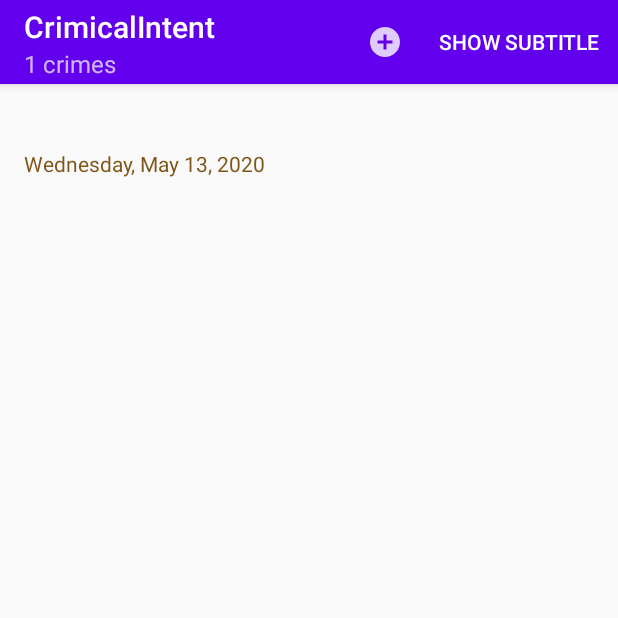
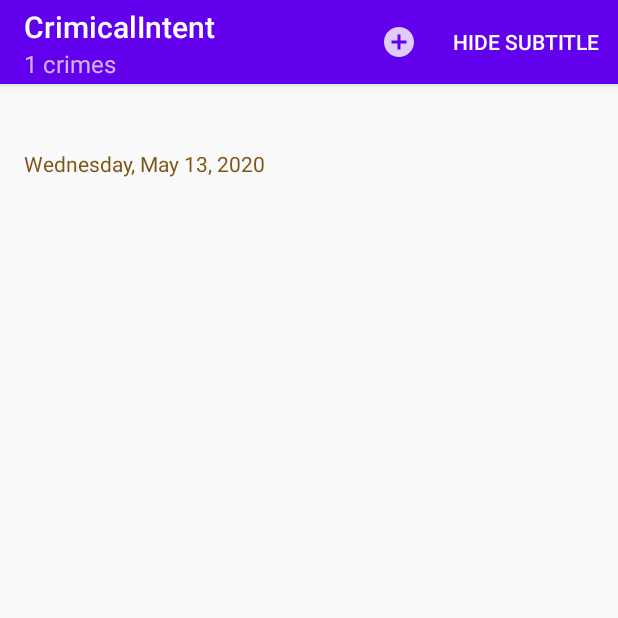
Before and after one commit to asadhameed/androidApplication, an Android app: the screen it shows after launch (CrimeListActivity), after a tap on "SHOW SUBTITLE", on a phone screen of 412 x 824 dp, the top half of it. Run offline under Robolectric (Android 15) with nearby library versions, the phone set to English and light mode, and no system bars; 1 other tap on this screen came first.

Commit message:
Toggling the action item title show and hide

```diff
--- a/app/src/main/java/com/androidbook/crimicalintent/CrimeListFragment.java
+++ b/app/src/main/java/com/androidbook/crimicalintent/CrimeListFragment.java
@@ -25,6 +25,7 @@ import java.util.List;
 public class CrimeListFragment extends Fragment {
     private RecyclerView mCrimeRecyclerView;
     private CrimeAdapter mAdapter;
+    private boolean mSubtitleVisible;
     private int itemPosition;
 
     @Override
@@ -125,6 +126,14 @@ public class CrimeListFragment extends Fragment {
     public  void onCreateOptionsMenu(Menu menu, MenuInflater inflater){
         super.onCreateOptionsMenu(menu, inflater);
         inflater.inflate(R.menu.fragment_crime_list,menu);
+
+        MenuItem subtitleItem=menu.findItem(R.id.show_subtitle);
+        if(mSubtitleVisible) {
+            subtitleItem.setTitle(R.string.hide_subtitle);
+        }
+        else{
+            subtitleItem.setTitle(R.string.show_subtitle);
+        }
     }
 
     @Override
@@ -137,6 +146,8 @@ public class CrimeListFragment extends Fragment {
                 startActivity(intent);
                 return true;
             case R.id.show_subtitle:
+                mSubtitleVisible =!mSubtitleVisible;
+                getActivity().invalidateOptionsMenu();
                 updateSubtitle();
                 return true;
             default:
@@ -148,6 +159,9 @@ public class CrimeListFragment extends Fragment {
         CrimeLab crimeLab= CrimeLab.get(getActivity());
         int crimeCount=crimeLab.getCrimes().size();
         String subtitle=getString(R.string.subtitle_formate,crimeCount);
+        if(!mSubtitleVisible){
+            subtitle=null;
+        }
         AppCompatActivity appCompatActivity=(AppCompatActivity) getActivity();
         appCompatActivity.getSupportActionBar().setSubtitle(subtitle);
     }
```
